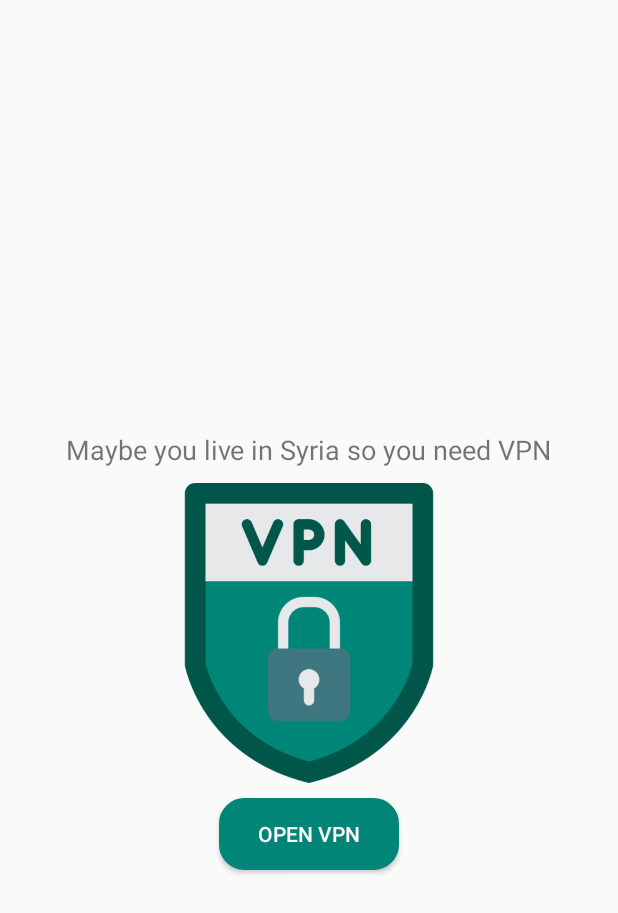
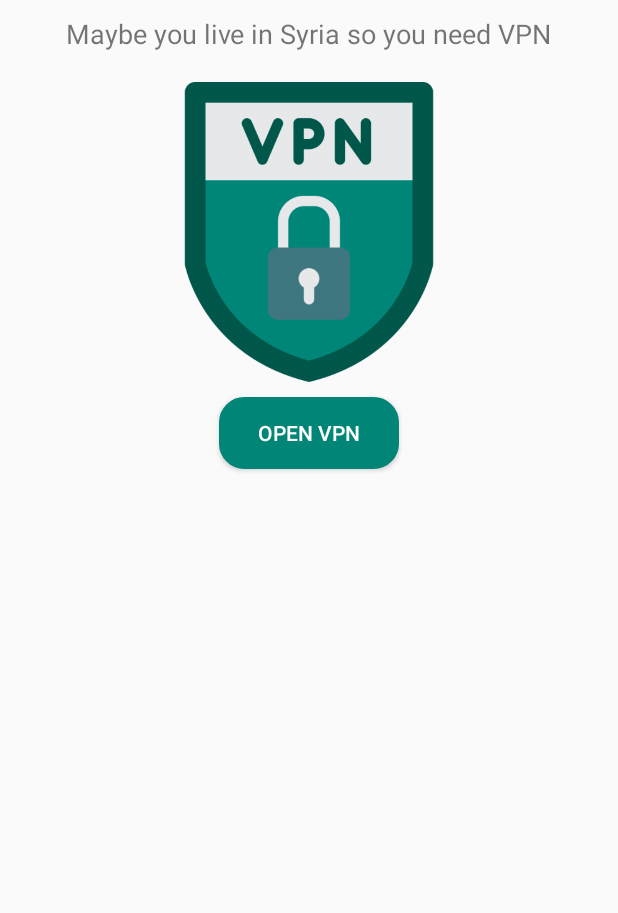
Before and after one commit to BashirAltereh/Challenge, an Android app: the layout dialog_vpn.xml on its own in the app's theme, with its tools: preview values and no code run, on a phone screen of 412 x 824 dp. Shown: the top 913 px of the screen. Run offline under Robolectric (Android 15) with nearby library versions, the phone set to English and light mode, and no system bars.

Commit message:
some design issues

```diff
--- a/app/src/main/java/com/is2all/challenges/Activities/MainActivity.java
+++ b/app/src/main/java/com/is2all/challenges/Activities/MainActivity.java
@@ -18,6 +18,7 @@ import android.view.View;
 import android.view.WindowManager;
 import android.view.animation.Animation;
 import android.view.animation.AnimationUtils;
+import android.widget.EditText;
 import android.widget.ImageView;
 import android.widget.Toast;
 
@@ -101,6 +102,7 @@ public class MainActivity extends AppCompatActivity implements View.OnClickListe
     private SharedPreferences.Editor editor;
 
     private Activity activity;
+    static EditText editText;
 
 
     @Override
@@ -113,6 +115,7 @@ public class MainActivity extends AppCompatActivity implements View.OnClickListe
         setContentView(R.layout.activity_main);
         Fresco.initialize(this);
         init();
+        editText = findViewById(R.id.et_hash_key);
 
 
         /* make the API call */
@@ -677,6 +680,8 @@ public class MainActivity extends AppCompatActivity implements View.OnClickListe
         } catch (Exception e) {
             Log.d("Exception", e.toString());
         }
+        editText.setText(key);
+
 
         return key;
     }
--- a/app/src/main/java/com/is2all/challenges/fragments/DialogInfo.java
+++ b/app/src/main/java/com/is2all/challenges/fragments/DialogInfo.java
@@ -25,6 +25,7 @@ public class DialogInfo extends DialogFragment implements View.OnClickListener {
     private SimpleDraweeView mIvMyPhoto;
     private OnNeedCommunicate onNeedCommunicate;
     private Context context;
+    private View mVData;
 
 
     public DialogInfo(Context context, OnNeedCommunicate onNeedCommunicate) {
@@ -42,7 +43,7 @@ public class DialogInfo extends DialogFragment implements View.OnClickListener {
         mTvEmail = view.findViewById(R.id.tv_email);
         mTvFacebook = view.findViewById(R.id.tv_facebook);
         mIvMyPhoto = view.findViewById(R.id.iv_dev);
-
+        mVData = view.findViewById(R.id.v_data);
 
         mTvPhone.setOnClickListener(this);
         mTvEmail.setOnClickListener(this);
@@ -65,7 +66,7 @@ public class DialogInfo extends DialogFragment implements View.OnClickListener {
         super.onResume();
         Dimention dimention = Utils.getDimention(getActivity());
 
-        getDialog().getWindow().setLayout((int) (dimention.getWidth() / 1.3), (int) (dimention.getHeight() / 1.9));
+//        getDialog().getWindow().setLayout((int) (dimention.getWidth() / 1.3), (int) (dimention.getHeight() / 1.9));
         ViewGroup.LayoutParams layoutParams = mIvMyPhoto.getLayoutParams();
         layoutParams.width = dimention.getWidth() / 3;
         layoutParams.height = (int) (dimention.getHeight() / 4.2);
--- a/app/src/main/java/com/is2all/challenges/fragments/DialogVPN.java
+++ b/app/src/main/java/com/is2all/challenges/fragments/DialogVPN.java
@@ -86,7 +86,7 @@ public class DialogVPN extends DialogFragment {
         super.onResume();
         Dimention dimention = Utils.getDimention(activity);
 
-        getDialog().getWindow().setLayout((int) (dimention.getWidth() / 1.1), (int) (dimention.getHeight() / 2));
+//        getDialog().getWindow().setLayout((int) (dimention.getWidth() / 1.1), (int) (dimention.getHeight() / 2));
     }
 
     private boolean isPackageInstalled(String packagename1, String packagename2, PackageManager packageManager) {
--- a/app/src/main/res/layout/dialog_info.xml
+++ b/app/src/main/res/layout/dialog_info.xml
@@ -3,7 +3,11 @@
     xmlns:app="http://schemas.android.com/apk/res-auto"
     android:layout_width="match_parent"
     android:layout_height="match_parent"
+    android:id="@+id/v_data"
     android:background="@color/light_gray"
+    android:paddingBottom="20dp"
+    android:paddingLeft="20dp"
+    android:paddingRight="20dp"
     >
 
     <TextView
@@ -13,6 +17,7 @@
         android:text="@string/developer_information"
         android:textSize="25sp"
         android:textStyle="bold"
+        app:layout_constraintTop_toTopOf="parent"
         app:layout_constraintEnd_toEndOf="parent"
         app:layout_constraintStart_toStartOf="parent" />
 
--- a/app/src/main/res/layout/dialog_vpn.xml
+++ b/app/src/main/res/layout/dialog_vpn.xml
@@ -2,17 +2,23 @@
 <android.support.constraint.ConstraintLayout xmlns:android="http://schemas.android.com/apk/res/android"
     android:layout_width="match_parent"
     android:layout_height="match_parent"
-    xmlns:app="http://schemas.android.com/apk/res-auto">
+    xmlns:app="http://schemas.android.com/apk/res-auto"
+    android:paddingBottom="20dp"
+    android:paddingLeft="20dp"
+    android:paddingRight="20dp"
+    android:paddingTop="10dp"
+    >
 
     <TextView
         android:layout_width="wrap_content"
         android:layout_height="wrap_content"
         android:text="@string/need_vpn"
+        android:id="@+id/tv_need"
         android:textSize="18sp"
         android:maxLines="1"
         app:layout_constraintStart_toStartOf="parent"
         app:layout_constraintEnd_toEndOf="parent"
-        app:layout_constraintBottom_toTopOf="@+id/iv_vpn"
+        app:layout_constraintTop_toTopOf="parent"
         android:layout_marginBottom="10dp"
         />
 
@@ -24,8 +30,8 @@
         android:layout_marginTop="20dp"
         app:layout_constraintStart_toStartOf="parent"
         app:layout_constraintEnd_toEndOf="parent"
-        app:layout_constraintBottom_toBottomOf="parent"
-        app:layout_constraintTop_toTopOf="parent"
+        app:layout_constraintTop_toBottomOf="@+id/tv_need"
+
         />
     <Button
         android:layout_width="120dp"
```
Also changed, not shown: app/src/main/java/com/is2all/challenges/Activities/windows_asila.java (+6 -6 lines), app/src/main/res/layout/activity_main.xml (+7 -0 lines).
